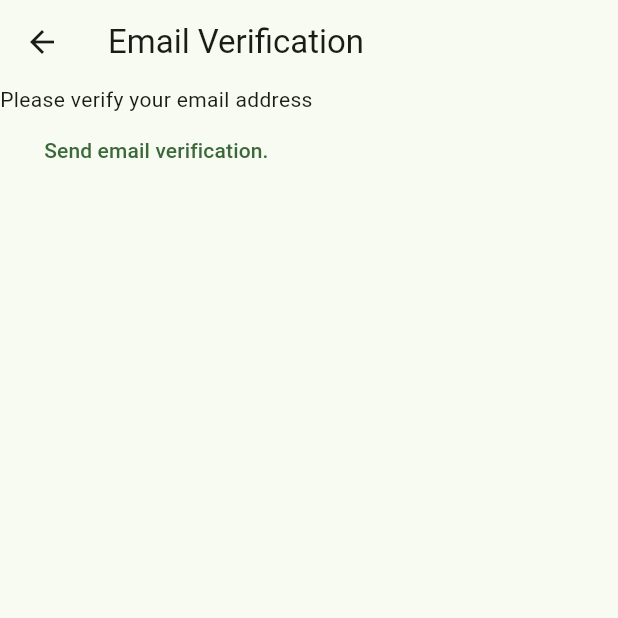
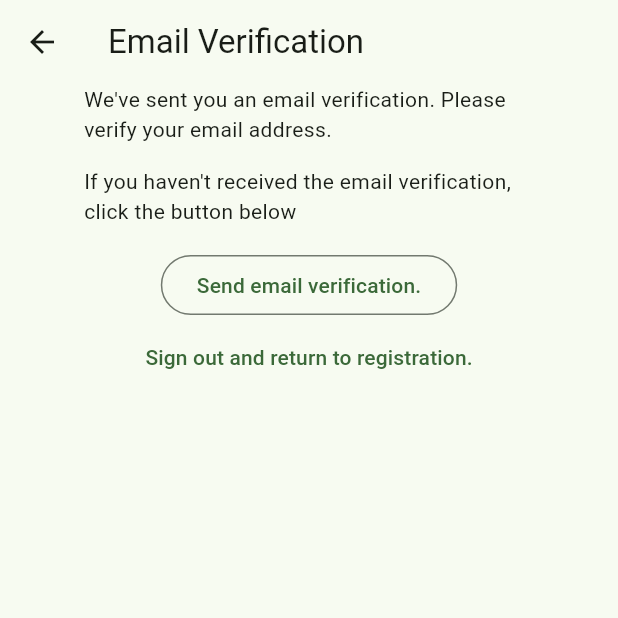
Before and after one commit to suasuasuasuasua/Notes, a Flutter app: the VerifyEmailView screen opened directly, on a phone screen of 412 x 824 dp, the top half of it. Run offline on Flutter 3.47's test engine with Material 2 defaults, Android fonts, the phone set to English and light mode, and no system bars; our stand-ins replace firebase_auth, firebase_core; accounts and stored records are empty.

Commit message:
Unstuck the user in the email verification view

```diff
--- a/lib/constants/routes.dart
+++ b/lib/constants/routes.dart
@@ -1,4 +1,5 @@
 /// Define constants paths for the routes
 const loginRoute = '/login/',
     registerRoute = '/register/',
-    notesRoute = '/notes/';
+    notesRoute = '/notes/',
+    verifyEmailRoute = '/verify-email/';
--- a/lib/main.dart
+++ b/lib/main.dart
@@ -30,6 +30,7 @@ Widget buildApp(Widget page) {
       loginRoute: (BuildContext context) => const LoginView(),
       registerRoute: (BuildContext context) => const RegisterView(),
       notesRoute: (BuildContext context) => const NotesView(),
+      verifyEmailRoute: (BuildContext context) => const VerifyEmailView(),
     },
     home: page,
   );
--- a/lib/views/login_view.dart
+++ b/lib/views/login_view.dart
@@ -65,9 +65,9 @@ class _LoginViewState extends State<LoginView> {
                   FocusManager.instance.primaryFocus?.unfocus();
                   String snackbarMessage = 'Successfully signed in!';
 
-                  /// Create an account for the user and store the information in
-                  /// Firebase
                   try {
+                    /// Create an account for the user and store the information in
+                    /// Firebase
                     await FirebaseAuth.instance.signInWithEmailAndPassword(
                         email: _emailController.text,
                         password: _passwordController.text);
--- a/lib/views/verify_email_view.dart
+++ b/lib/views/verify_email_view.dart
@@ -1,5 +1,7 @@
 import 'package:firebase_auth/firebase_auth.dart';
 import 'package:flutter/material.dart';
+
+import 'package:notes_app/constants/routes.dart';
 
 class VerifyEmailView extends StatefulWidget {
   const VerifyEmailView({super.key});
@@ -17,15 +19,43 @@ class _VerifyEmailViewState extends State<VerifyEmailView> {
       ),
       body: Column(
         children: [
-          const Text('Please verify your email address'),
-
-          /// Request Firebase to send an email verification
-          TextButton(
-            onPressed: () async {
-              final user = FirebaseAuth.instance.currentUser;
-              await user?.sendEmailVerification();
-            },
-            child: const Text('Send email verification.'),
+          Center(
+            child: Column(
+              children: [
+                const SizedBox(
+                  width: 300,
+                  child: Text(
+                      "We've sent you an email verification. Please verify your email address."),
+                ),
+                const SizedBox(height: 15),
+                const SizedBox(
+                  width: 300,
+                  child: Text(
+                      "If you haven't received the email verification, click the button below"),
+                ),
+                const SizedBox(height: 15),
+                // Request Firebase to send an email verification
+                OutlinedButton(
+                  onPressed: () async {
+                    final user = FirebaseAuth.instance.currentUser;
+                    await user?.sendEmailVerification();
+                  },
+                  child: const Text('Send email verification.'),
+                ),
+                TextButton(
+                  onPressed: () async {
+                    await FirebaseAuth.instance.signOut();
+                    if (context.mounted) {
+                      Navigator.of(context).pushNamedAndRemoveUntil(
+                        registerRoute,
+                        (route) => false,
+                      );
+                    }
+                  },
+                  child: const Text('Sign out and return to registration.'),
+                )
+              ],
+            ),
           )
         ],
       ),
```
Also changed, not shown: lib/views/register_view.dart (+15 -3 lines).
